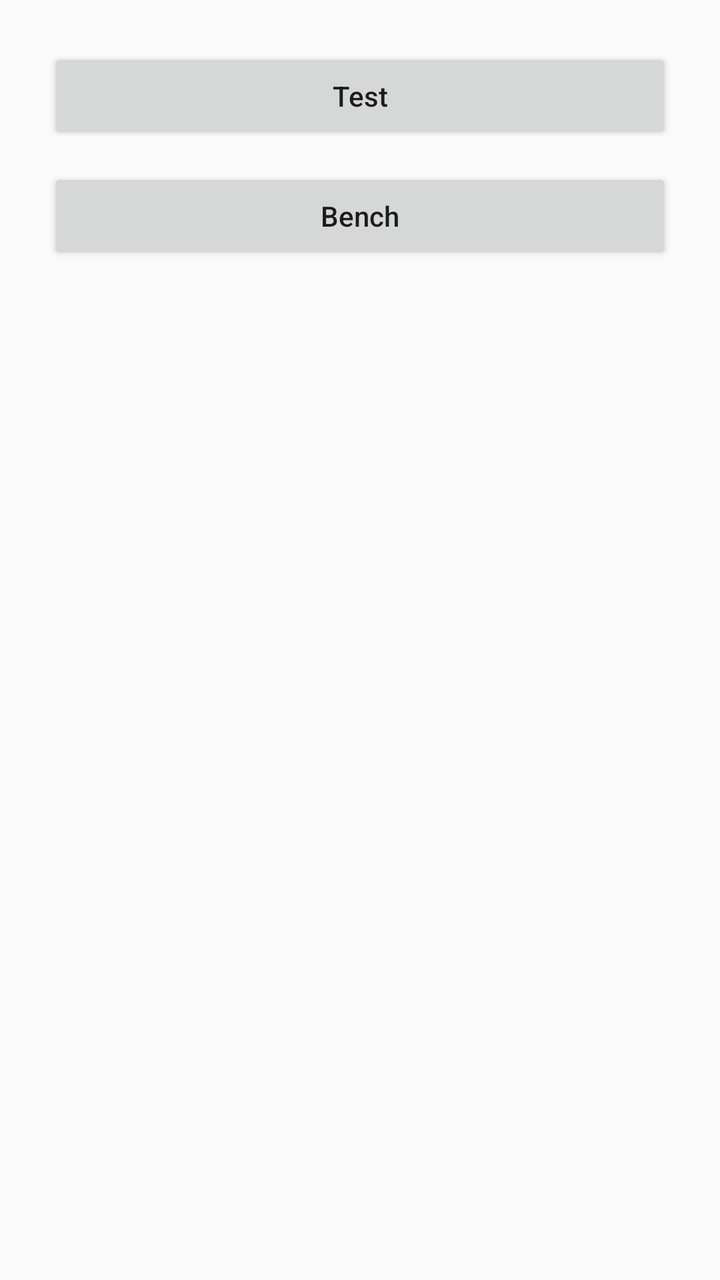
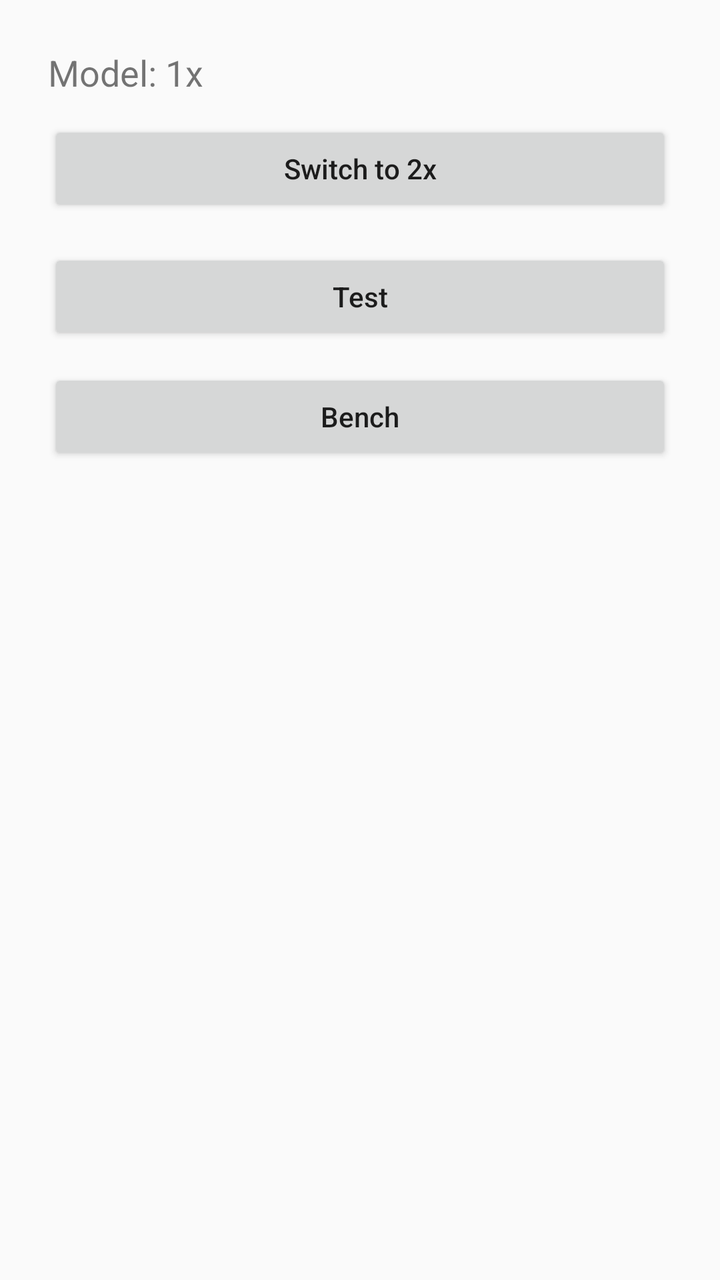

Before-and-after screenshots of an Android layout around one commit, followed by the original layout XML and the change that was made.
<!-- AndroidManifest.xml: application theme AppTheme -->
<!-- res/layout/activity_welcome.xml -->
<?xml version="1.0" encoding="utf-8"?>
<androidx.constraintlayout.widget.ConstraintLayout xmlns:android="http://schemas.android.com/apk/res/android"
    xmlns:app="http://schemas.android.com/apk/res-auto"
    android:layout_width="match_parent"
    android:layout_height="match_parent"
    android:padding="24dp">

    <Button
        android:id="@+id/btn_test"
        android:layout_width="0dp"
        android:layout_height="wrap_content"
        android:text="Test"
        android:textAllCaps="false"
        app:layout_constraintEnd_toEndOf="parent"
        app:layout_constraintStart_toStartOf="parent"
        app:layout_constraintTop_toTopOf="parent" />

    <Button
        android:id="@+id/btn_bench"
        android:layout_width="0dp"
        android:layout_height="wrap_content"
        android:layout_marginTop="12dp"
        android:text="Bench"
        android:textAllCaps="false"
        app:layout_constraintEnd_toEndOf="parent"
        app:layout_constraintStart_toStartOf="parent"
        app:layout_constraintTop_toBottomOf="@id/btn_test" />

</androidx.constraintlayout.widget.ConstraintLayout>
<!-- resources referenced by this layout -->
<resources>
  <style name="AppTheme" parent="Theme.AppCompat.Light.DarkActionBar">
          
          <item name="colorPrimary">@color/colorPrimary</item>
          <item name="colorPrimaryDark">@color/colorPrimaryDark</item>
          <item name="colorAccent">@color/colorAccent</item>
      </style>
  <color name="colorPrimary">#123F70</color>
  <color name="colorPrimaryDark">#122F49</color>
  <color name="colorAccent">#D81B60</color>
</resources>

<!-- the commit's change to res/layout/activity_welcome.xml (unified diff, before → after) -->
@@ -9,11 +9,12 @@
         android:id="@+id/btn_test"
         android:layout_width="0dp"
         android:layout_height="wrap_content"
+        android:layout_marginTop="16dp"
         android:text="Test"
         android:textAllCaps="false"
         app:layout_constraintEnd_toEndOf="parent"
         app:layout_constraintStart_toStartOf="parent"
-        app:layout_constraintTop_toTopOf="parent" />
+        app:layout_constraintTop_toBottomOf="@id/btn_model_toggle" />
 
     <Button
         android:id="@+id/btn_bench"
@@ -26,4 +27,25 @@
         app:layout_constraintStart_toStartOf="parent"
         app:layout_constraintTop_toBottomOf="@id/btn_test" />
 
+    <TextView
+        android:id="@+id/tv_model"
+        android:layout_width="0dp"
+        android:layout_height="wrap_content"
+        android:text="Model: 1x"
+        android:textSize="18sp"
+        app:layout_constraintEnd_toEndOf="parent"
+        app:layout_constraintStart_toStartOf="parent"
+        app:layout_constraintTop_toTopOf="parent" />
+
+    <Button
+        android:id="@+id/btn_model_toggle"
+        android:layout_width="0dp"
+        android:layout_height="wrap_content"
+        android:layout_marginTop="12dp"
+        android:text="Switch to 2x"
+        android:textAllCaps="false"
+        app:layout_constraintEnd_toEndOf="parent"
+        app:layout_constraintStart_toStartOf="parent"
+        app:layout_constraintTop_toBottomOf="@id/tv_model" />
+
 </androidx.constraintlayout.widget.ConstraintLayout>
